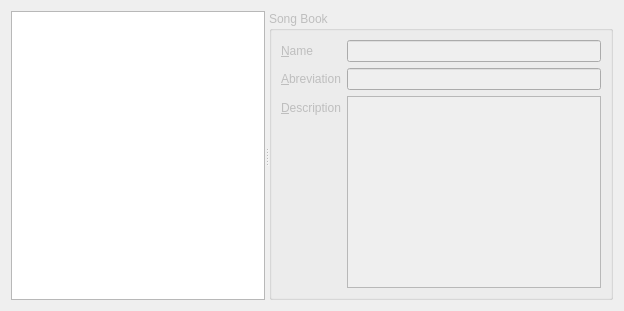
The window that kworship/songdb/KwSongdbSongBooksEditWidget_base.ui (amalon/kworship) describes before a commit, drawn with Qt 5.
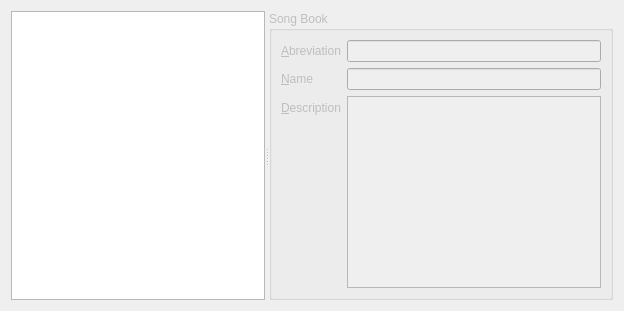
The same window after the commit. Custom widgets are drawn as their Qt base class.

Commit message:
Edit song books dialog does a bit more and some of backend implemented
still doesn't load song books into list or allow song book numbering

```diff
--- a/kworship/songdb/KwSongdbSongBooksEditWidget_base.ui
+++ b/kworship/songdb/KwSongdbSongBooksEditWidget_base.ui
@@ -50,19 +50,6 @@
        <property name="fieldGrowthPolicy" >
         <enum>QFormLayout::AllNonFixedFieldsGrow</enum>
        </property>
-       <item row="0" column="0" >
-        <widget class="QLabel" name="labelName" >
-         <property name="text" >
-          <string>&amp;Name</string>
-         </property>
-         <property name="buddy" >
-          <cstring>editName</cstring>
-         </property>
-        </widget>
-       </item>
-       <item row="0" column="1" >
-        <widget class="KLineEdit" name="editName" />
-       </item>
        <item row="1" column="0" >
         <widget class="QLabel" name="labelAbreviation" >
          <property name="text" >
@@ -73,7 +60,7 @@
          </property>
         </widget>
        </item>
-       <item row="2" column="0" >
+       <item row="3" column="0" >
         <widget class="QLabel" name="labelDescription" >
          <property name="text" >
           <string>&amp;Description</string>
@@ -86,9 +73,22 @@
        <item row="1" column="1" >
         <widget class="KLineEdit" name="editAbreviation" />
        </item>
-       <item row="2" column="1" >
+       <item row="3" column="1" >
         <widget class="QPlainTextEdit" name="editDescription" />
        </item>
+       <item row="2" column="0" >
+        <widget class="QLabel" name="labelName" >
+         <property name="text" >
+          <string>&amp;Name</string>
+         </property>
+         <property name="buddy" >
+          <cstring>editName</cstring>
+         </property>
+        </widget>
+       </item>
+       <item row="2" column="1" >
+        <widget class="KLineEdit" name="editName" />
+       </item>
       </layout>
      </widget>
     </widget>
```
Left out of the diff: 6 changed lines with no effect on the pictures. The commit also changes 11 other files.
